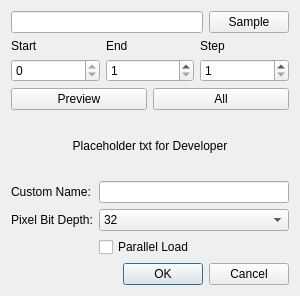
Qt form mantidimaging/gui/ui/load_dialog.ui (mantidproject/mantidimaging) before a commit.
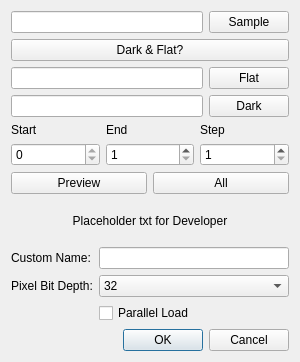
The same form after that commit.

Commit message:
Add optional loading of flat and dark. Improve error messages
Fixes #315

```diff
--- a/mantidimaging/gui/ui/load_dialog.ui
+++ b/mantidimaging/gui/ui/load_dialog.ui
@@ -7,7 +7,7 @@
     <x>0</x>
     <y>0</y>
     <width>300</width>
-    <height>296</height>
+    <height>362</height>
    </rect>
   </property>
   <property name="windowTitle">
@@ -15,17 +15,84 @@
   </property>
   <layout class="QVBoxLayout" name="verticalLayout">
    <item>
-    <layout class="QHBoxLayout" name="horizontalLayout">
+    <layout class="QVBoxLayout" name="data_fields_layout">
      <item>
-      <widget class="QLineEdit" name="samplePath"/>
+      <layout class="QHBoxLayout" name="sampleLayout">
+       <item>
+        <widget class="QLineEdit" name="sample_path"/>
+       </item>
+       <item>
+        <widget class="QPushButton" name="sample_button">
+         <property name="text">
+          <string>Sample</string>
+         </property>
+        </widget>
+       </item>
+      </layout>
      </item>
      <item>
-      <widget class="QPushButton" name="sampleButton">
+      <widget class="QPushButton" name="dark_flat_button">
        <property name="text">
-        <string>Sample</string>
+        <string>Dark &amp;&amp; Flat?</string>
        </property>
       </widget>
      </item>
+     <item>
+      <widget class="QWidget" name="flat_widget" native="true">
+       <layout class="QHBoxLayout" name="flatLayout">
+        <property name="leftMargin">
+         <number>0</number>
+        </property>
+        <property name="topMargin">
+         <number>0</number>
+        </property>
+        <property name="rightMargin">
+         <number>0</number>
+        </property>
+        <property name="bottomMargin">
+         <number>0</number>
+        </property>
+        <item>
+         <widget class="QLineEdit" name="flat_path"/>
+        </item>
+        <item>
+         <widget class="QPushButton" name="flat_button">
+          <property name="text">
+           <string>Flat</string>
+          </property>
+         </widget>
+        </item>
+       </layout>
+      </widget>
+     </item>
+     <item>
+      <widget class="QWidget" name="dark_widget" native="true">
+       <layout class="QHBoxLayout" name="darkLayout">
+        <property name="leftMargin">
+         <number>0</number>
+        </property>
+        <property name="topMargin">
+         <number>0</number>
+        </property>
+        <property name="rightMargin">
+         <number>0</number>
+        </property>
+        <property name="bottomMargin">
+         <number>0</number>
+        </property>
+        <item>
+         <widget class="QLineEdit" name="dark_path"/>
+        </item>
+        <item>
+         <widget class="QPushButton" name="dark_button">
+          <property name="text">
+           <string>Dark</string>
+          </property>
+         </widget>
+        </item>
+       </layout>
+      </widget>
+     </item>
     </layout>
    </item>
    <item>
```
The commit also changes 8 other files.
